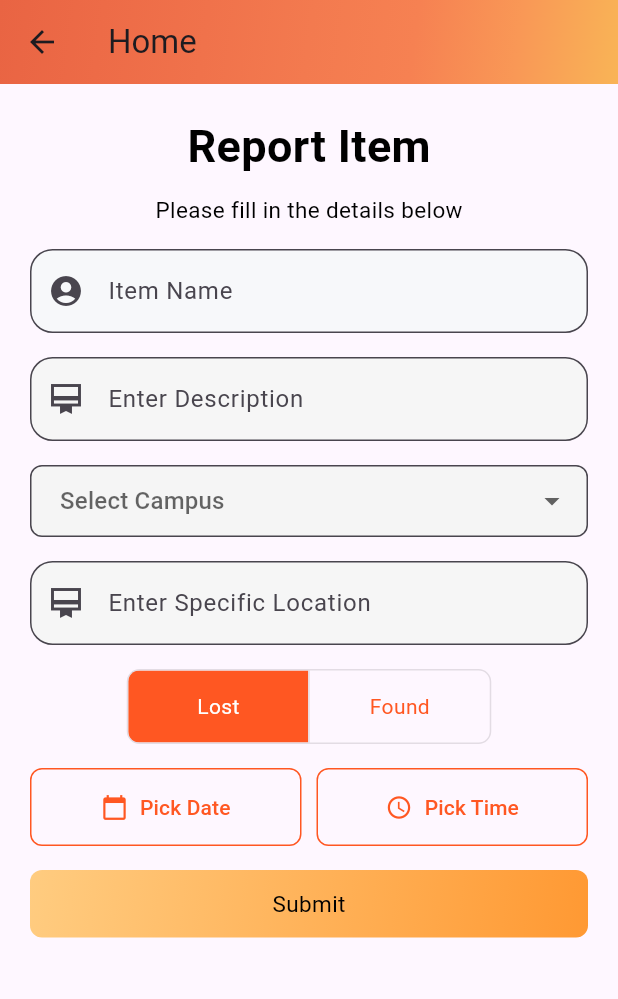
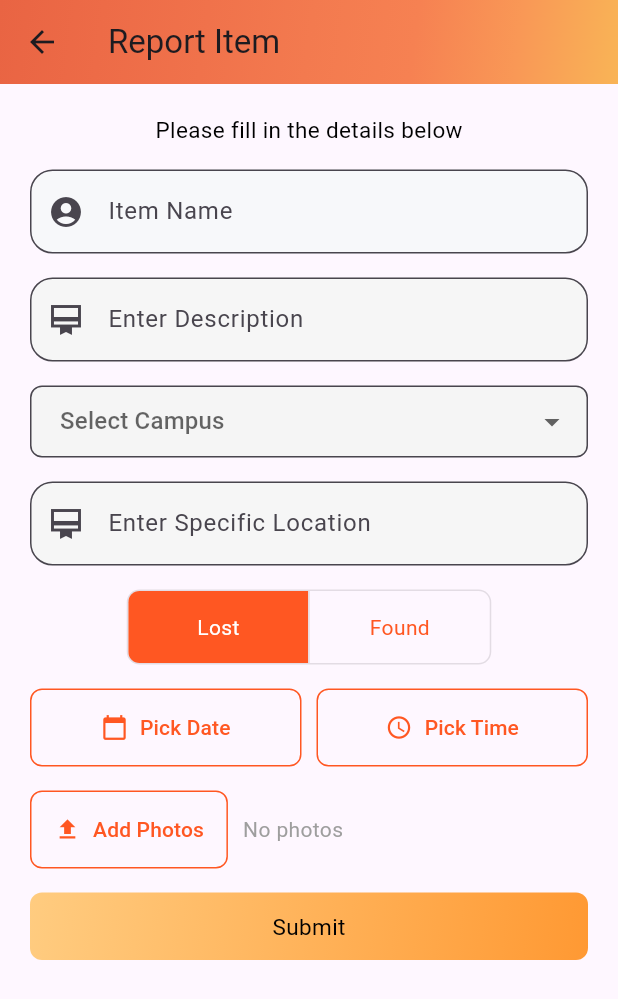
Before and after one commit to ArsalanAyaz10/UniFind, a Flutter app: the ReportitemScreen screen opened by its route, on a phone screen of 412 x 824 dp. Shown: the top 999 px of the screen. Run offline on Flutter 3.47's test engine with Material 3 defaults, Android fonts, the phone set to English and light mode, and no system bars; our stand-ins replace bloc, cloud_firestore, firebase_auth, firebase_core, firebase_storage, flutter_bloc and 2 more; missing offline and left inert: flutter_gradient_button; accounts and stored records are empty; network calls fail.

Commit message:
item report photos upload UI fixed

```diff
--- a/lib/features/item/data/models/item_model.dart
+++ b/lib/features/item/data/models/item_model.dart
@@ -1,50 +1,62 @@
 import 'package:cloud_firestore/cloud_firestore.dart';
 
 class Item {
-  final String ItemID;            // Firestore doc ID
-  final String title;         // Item name or title
-  final String description;   // Description of the item
-  final String imageUrl;      // Uploaded image URL
-  final String category;      // "Lost" or "Found"
-  final String location;      // Where it was lost/found
-  final DateTime datePosted;  // When it was posted
-  final String userId;        // UID of user who posted
+  final String itemId; // Firestore doc ID
+  final String userId; // UID of user who posted
+  final String name; // Item name
+  final String description; // Item description
+  final String campus; // Campus name
+  final String specificLocation; // Exact spot/location
+  final String category; // "Lost" or "Found"
+  final String imageUrl; // Image URL
+  final String status;
+  final DateTime date; // Date when it was lost/found
+  final DateTime time; // Time when it was lost/found
 
   Item({
-    required this.ItemID,
-    required this.title,
+    required this.itemId,
+    required this.userId,
+    required this.name,
     required this.description,
+    required this.campus,
+    required this.specificLocation,
+    required this.category,
     required this.imageUrl,
-    required this.category,
-    required this.location,
-    required this.datePosted,
-    required this.userId,
+    required this.date,
+    required this.time,
+    required this.status,
   });
 
   // Convert Firestore data to Item object
   factory Item.fromMap(String id, Map<String, dynamic> data) {
     return Item(
-      ItemID: id,
-      title: data['title'] ?? '',
+      itemId: id,
+      userId: data['userId'] ?? '',
+      name: data['name'] ?? '',
       description: data['description'] ?? '',
+      campus: data['campus'] ?? '',
+      specificLocation: data['specificLocation'] ?? '',
+      category: data['category'] ?? '',
       imageUrl: data['imageUrl'] ?? '',
-      category: data['category'] ?? '',
-      location: data['location'] ?? '',
-      datePosted: (data['datePosted'] as Timestamp).toDate(),
-      userId: data['userId'] ?? '',
+      date: (data['date'] as Timestamp).toDate(),
+      time: (data['time'] as Timestamp).toDate(),
+      status: data['status'] ?? 'active',
     );
   }
 
   // Convert Item object to Firestore data
   Map<String, dynamic> toMap() {
     return {
-      'title': title,
+      'userId': userId,
+      'name': name,
       'description': description,
+      'campus': campus,
+      'specificLocation': specificLocation,
+      'category': category,
       'imageUrl': imageUrl,
-      'category': category,
-      'location': location,
-      'datePosted': Timestamp.fromDate(datePosted),
-      'userId': userId,
+      'date': Timestamp.fromDate(date),
+      'time': Timestamp.fromDate(time),
+      'status': status,
     };
   }
 }
--- a/lib/features/item/view/reportItem_screen.dart
+++ b/lib/features/item/view/reportItem_screen.dart
@@ -10,7 +10,7 @@ class ReportitemScreen extends StatelessWidget {
   Widget build(BuildContext context) {
     return Scaffold(
       appBar: AppBar(
-        title: const Text('Home'),
+        title: const Text('Report Item'),
         flexibleSpace: Container(
           decoration: const BoxDecoration(
             gradient: LinearGradient(
@@ -49,6 +49,8 @@ class _ReportItemUIState extends State<ReportItemUI> {
 
   DateTime? _selectedDate;
   TimeOfDay? _selectedTime;
+  final ImagePicker _picker = ImagePicker();
+  List<XFile> _imageFiles = [];
 
   String? _selectedCampus;
   final List<String> _toggleOptions = ['Lost', 'Found'];
@@ -85,15 +87,6 @@ class _ReportItemUIState extends State<ReportItemUI> {
                     key: _formKey,
                     child: Column(
                       children: [
-                        const SizedBox(height: 10),
-                        const Text(
-                          "Report Item",
-                          style: TextStyle(
-                            fontSize: 30,
-                            fontWeight: FontWeight.bold,
-                            color: Color.fromARGB(255, 0, 0, 0),
-                          ),
-                        ),
                         const SizedBox(height: 10),
                         const Text(
                           "Please fill in the details below",
@@ -218,6 +211,7 @@ class _ReportItemUIState extends State<ReportItemUI> {
                         Row(
                           mainAxisAlignment: MainAxisAlignment.center,
                           children: [
+                            //date picker button
                             Expanded(
                               child: OutlinedButton.icon(
                                 style: OutlinedButton.styleFrom(
@@ -259,6 +253,7 @@ class _ReportItemUIState extends State<ReportItemUI> {
                               ),
                             ),
                             const SizedBox(width: 10),
+                            //time picker button
                             Expanded(
                               child: OutlinedButton.icon(
                                 style: OutlinedButton.styleFrom(
@@ -301,6 +296,99 @@ class _ReportItemUIState extends State<ReportItemUI> {
                           ],
                         ),
                         const SizedBox(height: 16),
+                        Row(
+                          crossAxisAlignment: CrossAxisAlignment.center,
+                          children: [
+                            OutlinedButton.icon(
+                              onPressed: () async {
+                                final picked = await _picker.pickMultiImage();
+                                if (picked != null && picked.isNotEmpty) {
+                                  setState(() => _imageFiles.addAll(picked));
+                                }
+                              },
+                              icon: const Icon(
+                                Icons.upload,
+                                color: Colors.deepOrange,
+                              ),
+                              label: const Text(
+                                'Add Photos',
+                                style: TextStyle(color: Colors.deepOrange),
+                              ),
+                              style: OutlinedButton.styleFrom(
+                                padding: const EdgeInsets.symmetric(
+                                  vertical: 16,
+                                  horizontal: 16,
+                                ),
+                                shape: RoundedRectangleBorder(
+                                  borderRadius: BorderRadius.circular(8),
+                                ),
+                                side: const BorderSide(
+                                  color: Colors.deepOrange,
+                                ),
+                              ),
+                            ),
+                            const SizedBox(width: 10),
+                            Expanded(
+                              child:
+                                  _imageFiles.isNotEmpty
+                                      ? SizedBox(
+                                        height: 80,
+                                        child: ListView.separated(
+                                          scrollDirection: Axis.horizontal,
+                                          itemCount: _imageFiles.length,
+                                          separatorBuilder:
+                                              (_, __) =>
+                                                  const SizedBox(width: 8),
+                                          itemBuilder: (context, index) {
+                                            final file = _imageFiles[index];
+                                            return Stack(
+                                              alignment: Alignment.topRight,
+                                              children: [
+                                                ClipRRect(
+                                                  borderRadius:
+                                                      BorderRadius.circular(8),
+                                                  child: Image.file(
+                                                    File(file.path),
+                                                    width: 80,
+                                                    height: 80,
+                                                    fit: BoxFit.cover,
+                                                  ),
+                                                ),
+                                                GestureDetector(
+                                                  onTap:
+                                                      () => setState(
+                                                        () => _imageFiles
+                                                            .removeAt(index),
+                                                      ),
+                                                  child: Container(
+                                                    decoration:
+                                                        const BoxDecoration(
+                                                          shape:
+                                                              BoxShape.circle,
+                                                          color: Colors.black54,
+                                                        ),
+                                                    padding:
+                                                        const EdgeInsets.all(2),
+                                                    child: const Icon(
+                                                      Icons.close,
+                                                      size: 16,
+                                                      color: Colors.white,
+                                                    ),
+                                                  ),
+                                                ),
+                                              ],
+                                            );
+                                          },
+                                        ),
+                                      )
+                                      : const Text(
+                                        'No photos',
+                                        style: TextStyle(color: Colors.grey),
+                                      ),
+                            ),
+                          ],
+                        ),
+                        const SizedBox(height: 16),
                         CustomButton(
                           text: "Submit",
                           onPressed: () {
```
Also changed, not shown: lib/features/item/bloc/item_state.dart (added, +34 -0 lines), lib/features/item/data/data_repository.dart (+49 -3 lines).
